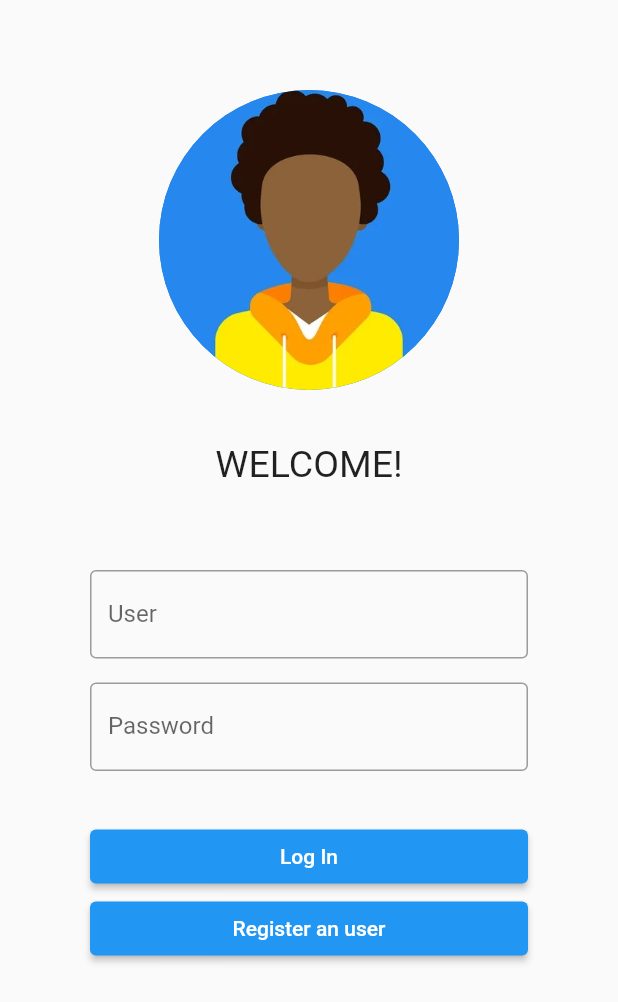
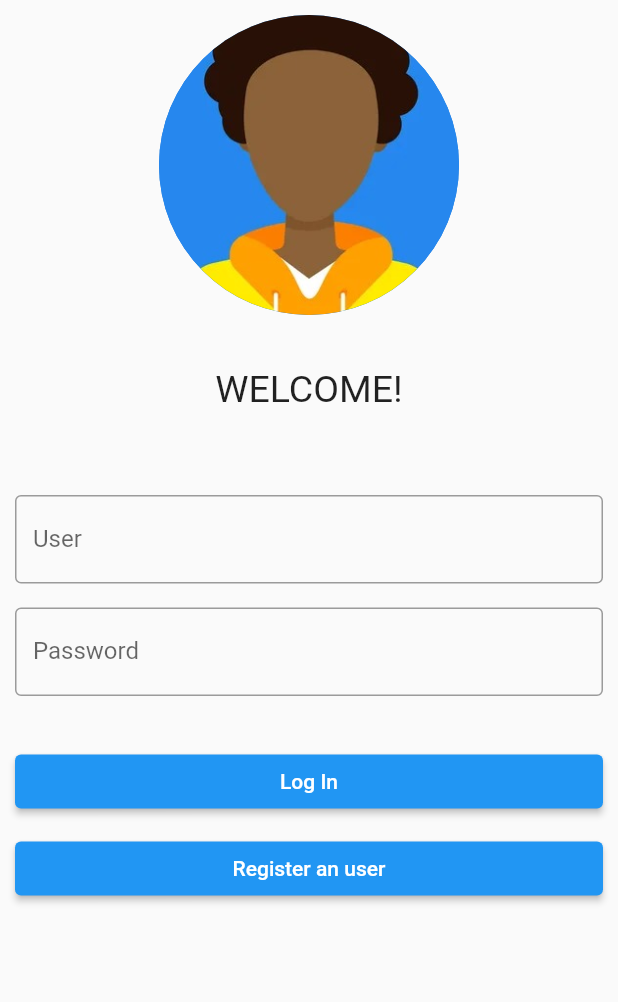
Before and after one commit to Maahrcy/study_app, a Flutter app: the screen it shows after launch, on a phone screen of 412 x 824 dp. Shown: the top 1002 px of the screen. Run offline on Flutter 3.47's test engine with Material 2 defaults, Android fonts, the phone set to English and light mode, and no system bars; our stand-ins replace google_fonts, shared_preferences, sqflite; accounts and stored records are empty.

```diff
--- a/lib/domain/user.dart
+++ b/lib/domain/user.dart
@@ -1,17 +1,17 @@
 class User {
-  String? username; //? para possible null variables
+  String? username;
   String? password;
 
   User({this.username, this.password});
 
   User.fromJson(Map<String, dynamic> json) {
-    username = json['user'];
+    username = json['username'];
     password = json['password'];
   }
 
   Map<String, dynamic> toJson() {
     Map<String, dynamic> database = <String, dynamic>{};
-    database['user'] = username;
+    database['username'] = username;
     database['password'] = password;
     return database;
   }
--- a/lib/main.dart
+++ b/lib/main.dart
@@ -1,10 +1,10 @@
 import 'package:flutter/material.dart';
-import 'package:study_app/pages/login_page/login.dart';
+import 'package:study_app/pages/splash_page.dart';
 
 void main() {
   runApp(
     const MaterialApp(
-      home: Login(),
+      home: SplashPage(),
     ),
   );
 }
--- a/lib/pages/login_page/login.dart
+++ b/lib/pages/login_page/login.dart
@@ -14,7 +14,7 @@ class Login extends StatefulWidget {
 class _LoginState extends State<Login> {
   final _formKey = GlobalKey<FormState>();
   TextEditingController userController = TextEditingController();
-  TextEditingController passController = TextEditingController();
+  TextEditingController passwordController = TextEditingController();
   @override
   Widget build(BuildContext context) {
     return SafeArea(
@@ -25,10 +25,9 @@ class _LoginState extends State<Login> {
   }
 
   buildBody() {
-    return SingleChildScrollView(
-      child: Container(
-        margin: const EdgeInsets.all(20),
-        padding: const EdgeInsets.all(40),
+    return Padding(
+      padding: const EdgeInsets.all(10.0),
+      child: SingleChildScrollView(
         child: Form(
           key: _formKey,
           child: Column(
@@ -61,6 +60,7 @@ class _LoginState extends State<Login> {
               ),
               const SizedBox(height: 16),
               TextFormField(
+                controller: passwordController,
                 obscureText: true,
                 validator: (value) {
                   if (value == null || value.isEmpty) {
@@ -73,17 +73,42 @@ class _LoginState extends State<Login> {
                 },
                 decoration: const InputDecoration(
                     border: OutlineInputBorder(), labelText: 'Password'),
-                controller: passController,
               ),
               const SizedBox(height: 33),
               ElevatedButton(
-                onPressed: () async {
+                onPressed: onPressed,
+                child: Row(
+                  mainAxisAlignment: MainAxisAlignment.center,
+                  children: const [
+                    Text('Log In'),
+                  ],
+                ),
+              ),
+              const SizedBox(
+                height: 10,
+              ),
+              ElevatedButton(
+                  onPressed: onPressedRegister,
+                  child: const Text('Register an user'))
+            ],
+          ),
+        ),
+      ),
+    );
+  }
+
+  onPressedRegister() {
+    Navigator.push(context, MaterialPageRoute(builder: (context) {
+      return const RegisterUser();
+    }));
+  }
+
+  onPressed() async {
     if (_formKey.currentState!.validate()) {
       String userInput = userController.text;
-                    String passInput = passController.text;
+      String passInput = passwordController.text;
 
-                    bool result = await UserDao()
-                        .aut(user: userInput, password: passInput);
+      bool result = await UserDao().aut(user: userInput, password: passInput);
 
       if (result) {
         await SharedPrefHelper().login();
@@ -112,27 +137,5 @@ class _LoginState extends State<Login> {
             });
       }
     }
-                },
-                child: Row(
-                  mainAxisAlignment: MainAxisAlignment.center,
-                  children: const [
-                    Text('Log In'),
-                  ],
-                ),
-              ),
-              ElevatedButton(
-                  onPressed: onPressedRegister,
-                  child: const Text('Register an user'))
-            ],
-          ),
-        ),
-      ),
-    );
-  }
-
-  onPressedRegister() {
-    Navigator.push(context, MaterialPageRoute(builder: (context) {
-      return const RegisterUser();
-    }));
   }
 }
```
Also changed, not shown: lib/database/db_helper.dart (+4 -5 lines), lib/database/materia_dao.dart (+2 -5 lines), lib/database/resumo_dao.dart (+2 -5 lines). Lines whose indentation alone changed are shown as unchanged.
